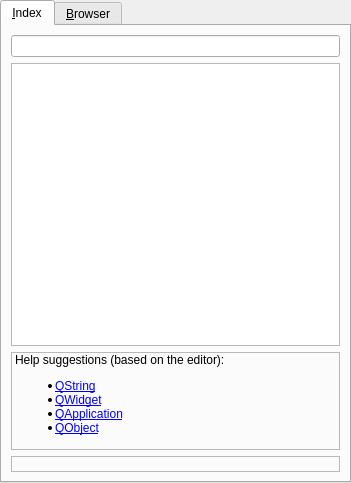
smokris/qtedit4, file tools/helpviewer/ui/helpviewer.ui: the form before one commit.
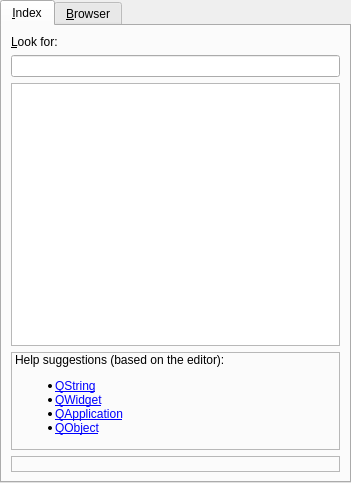
The form after the commit. The open tabs and pages were chosen to show the change. Icons and pictures are not drawn.

The edit to the form file:
```diff
--- a/tools/helpviewer/ui/helpviewer.ui
+++ b/tools/helpviewer/ui/helpviewer.ui
@@ -44,6 +44,16 @@
        <string>&amp;Index</string>
       </attribute>
       <layout class="QVBoxLayout" >
+       <item>
+        <widget class="QLabel" name="label" >
+         <property name="text" >
+          <string>&amp;Look for:</string>
+         </property>
+         <property name="buddy" >
+          <cstring>indexEdit</cstring>
+         </property>
+        </widget>
+       </item>
        <item>
         <widget class="QLineEdit" name="indexEdit" />
        </item>
```
Left out of the diff: 2 changed lines with no effect on the pictures.
